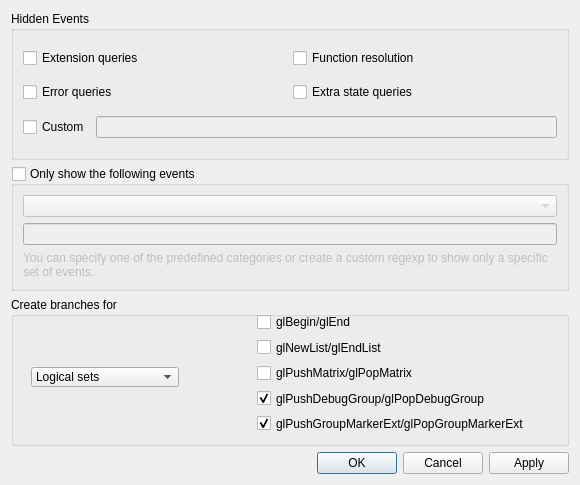
First picture: the form in gui/ui/settings.ui, repository 17705724576-M13Kd/apitrace, before the edit.
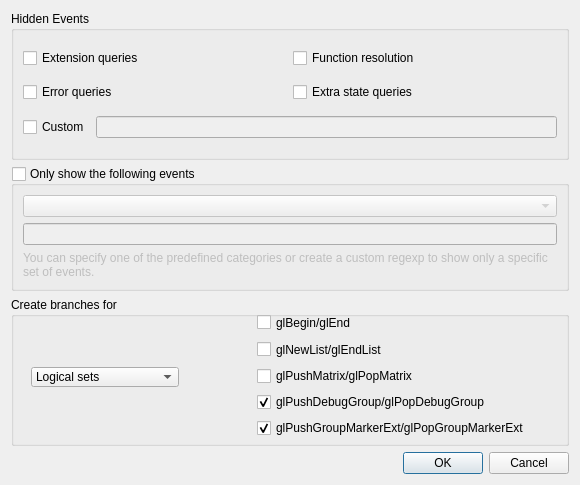
Second picture: the form after the edit.

Commit message: Same as gui-connect-settings-groups-apply branch without apply

The edit to the form file:
```diff
--- a/gui/ui/settings.ui
+++ b/gui/ui/settings.ui
@@ -187,7 +187,7 @@
          <x>16</x>
          <y>5</y>
          <width>311</width>
-         <height>121</height>
+         <height>126</height>
         </rect>
        </property>
        <layout class="QVBoxLayout" name="verticalLayout_4">
@@ -255,7 +255,7 @@
       <enum>Qt::Horizontal</enum>
      </property>
      <property name="standardButtons">
-      <set>QDialogButtonBox::Apply|QDialogButtonBox::Cancel|QDialogButtonBox::Ok</set>
+      <set>QDialogButtonBox::Cancel|QDialogButtonBox::Ok</set>
      </property>
     </widget>
    </item>
```
The commit also changes 2 other files.
